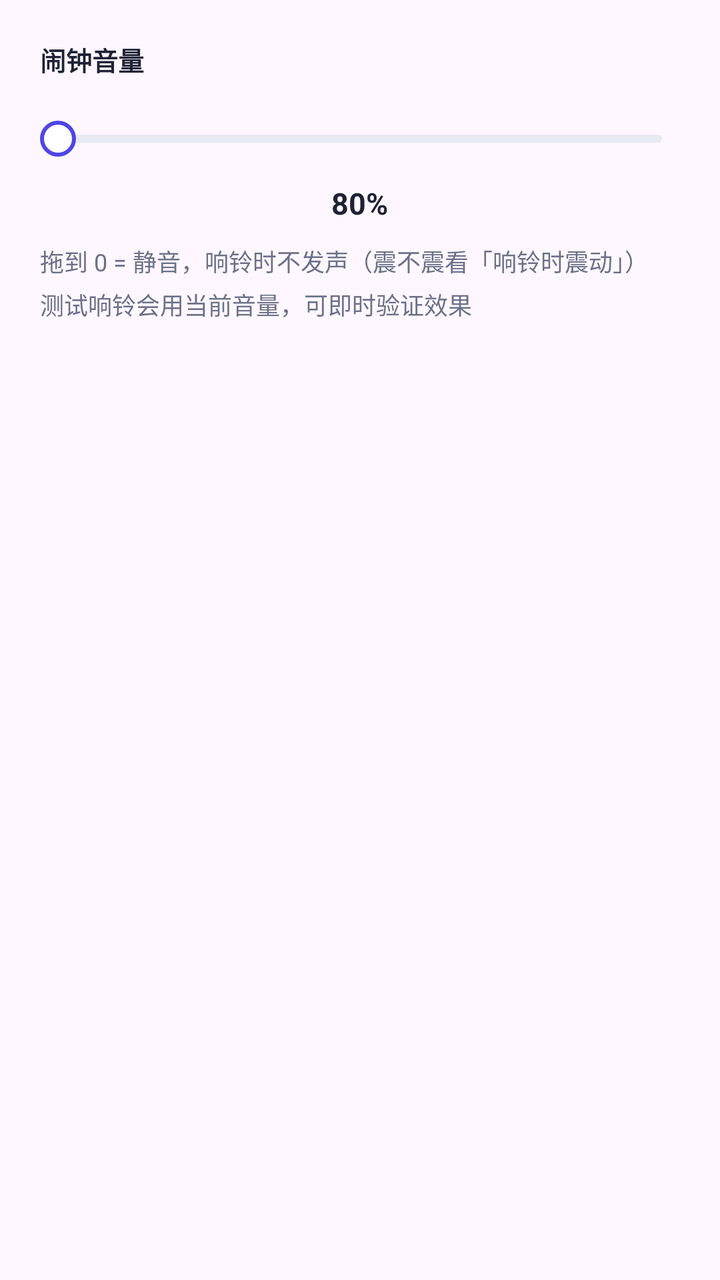
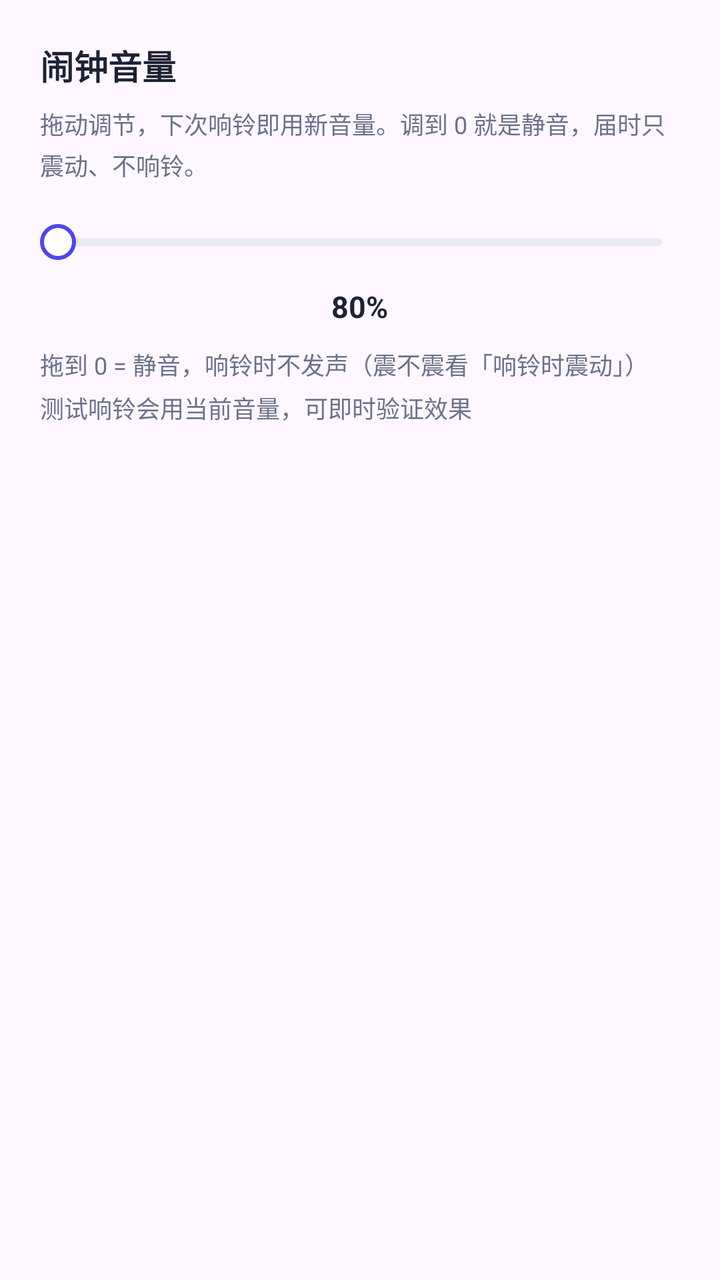

Compare the two renders of this Android layout. The source of the first and the diff that turns it into the second are given below.
<!-- AndroidManifest.xml: application theme Theme.DaxiaoWeekAlarm -->
<!-- res/layout/dialog_volume.xml -->
<?xml version="1.0" encoding="utf-8"?>
<LinearLayout xmlns:android="http://schemas.android.com/apk/res/android"
    android:layout_width="match_parent"
    android:layout_height="wrap_content"
    android:orientation="vertical"
    android:padding="20dp">

    <TextView
        style="@style/FieldLabel"
        android:layout_width="wrap_content"
        android:layout_height="wrap_content"
        android:text="闹钟音量" />

    
    <SeekBar
        android:id="@+id/seek_volume"
        android:layout_width="match_parent"
        android:layout_height="wrap_content"
        android:layout_marginTop="12dp"
        android:max="100"
        android:minHeight="36dp"
        android:paddingStart="9dp"
        android:paddingEnd="9dp"
        android:progressDrawable="@drawable/seek_track"
        android:splitTrack="false"
        android:thumb="@drawable/seek_thumb" />

    <TextView
        android:id="@+id/tv_volume_value"
        android:layout_width="wrap_content"
        android:layout_height="wrap_content"
        android:layout_gravity="center_horizontal"
        android:layout_marginTop="4dp"
        android:text="80%"
        android:textColor="@color/ink"
        android:textSize="15sp"
        android:textStyle="bold" />

    <TextView
        android:layout_width="match_parent"
        android:layout_height="wrap_content"
        android:layout_marginTop="10dp"
        android:text="拖到 0 = 静音，响铃时不发声（震不震看「响铃时震动」）"
        android:textColor="@color/sub"
        android:textSize="12sp" />

    <TextView
        android:layout_width="match_parent"
        android:layout_height="wrap_content"
        android:layout_marginTop="4dp"
        android:text="测试响铃会用当前音量，可即时验证效果"
        android:textColor="@color/sub"
        android:textSize="12sp" />
</LinearLayout>
<!-- resources referenced by this layout -->
<resources>
  <color name="ink">#1E2235</color>
  <color name="sub">#6B7189</color>
  <!-- drawable seek_thumb (drawable) -->
  <?xml version="1.0" encoding="utf-8"?>
  <shape xmlns:android="http://schemas.android.com/apk/res/android"
      android:shape="oval">
      <solid android:color="@color/card" />
      <stroke
          android:width="2dp"
          android:color="@color/indigo" />
      <size
          android:width="18dp"
          android:height="18dp" />
  </shape>
  <!-- drawable seek_track (drawable) -->
  <?xml version="1.0" encoding="utf-8"?>
  <layer-list xmlns:android="http://schemas.android.com/apk/res/android">
  
      <item
          android:id="@android:id/background"
          android:gravity="center_vertical"
          android:height="4dp">
          <shape android:shape="rectangle">
              <solid android:color="@color/line" />
              <corners android:radius="2dp" />
          </shape>
      </item>
  
      <item
          android:id="@android:id/progress"
          android:gravity="center_vertical"
          android:height="4dp">
          <clip>
              <shape android:shape="rectangle">
                  <solid android:color="@color/indigo" />
                  <corners android:radius="2dp" />
              </shape>
          </clip>
      </item>
  </layer-list>
  <style name="FieldLabel">
          <item name="android:textColor">@color/ink</item>
          <item name="android:textSize">13sp</item>
          <item name="android:textStyle">bold</item>
      </style>
  <style name="Theme.DaxiaoWeekAlarm" parent="Theme.Material3.DayNight.NoActionBar">
          <item name="colorPrimary">@color/indigo</item>
          <item name="colorPrimaryVariant">@color/indigo_dark</item>
          <item name="colorOnPrimary">@color/white</item>
          <item name="android:statusBarColor">@color/bg</item>
          <item name="android:windowLightStatusBar">true</item>
      </style>
  <color name="card">#FFFFFF</color>
  <color name="indigo">#4F46E5</color>
  <color name="line">#E7E9F3</color>
  <color name="indigo_dark">#4338CA</color>
  <color name="white">#FFFFFFFF</color>
  <color name="bg">#F4F5FB</color>
</resources>

<!-- the commit's change to res/layout/dialog_volume.xml (unified diff, before → after) -->
@@ -6,10 +6,23 @@
     android:padding="20dp">
 
     <TextView
-        style="@style/FieldLabel"
         android:layout_width="wrap_content"
         android:layout_height="wrap_content"
-        android:text="闹钟音量" />
+        android:text="@string/dialog_volume_title"
+        android:textColor="@color/ink"
+        android:textSize="17sp"
+        android:textStyle="bold" />
+
+    <TextView
+        android:layout_width="match_parent"
+        android:layout_height="wrap_content"
+        android:layout_marginTop="8dp"
+        android:lineSpacingMultiplier="1.2"
+        android:text="@string/dialog_volume_message"
+        android:textColor="@color/sub"
+        android:textSize="12sp" />
+
+
 
     
     <SeekBar
<!-- resource entries referenced after the edit -->
@@ -40,11 +40,8 @@
           </clip>
       </item>
   </layer-list>
-  <style name="FieldLabel">
-          <item name="android:textColor">@color/ink</item>
-          <item name="android:textSize">13sp</item>
-          <item name="android:textStyle">bold</item>
-      </style>
+  <string name="dialog_volume_message">拖动调节，下次响铃即用新音量。调到 0 就是静音，届时只震动、不响铃。</string>
+  <string name="dialog_volume_title">闹钟音量</string>
   <style name="Theme.DaxiaoWeekAlarm" parent="Theme.Material3.DayNight.NoActionBar">
           <item name="colorPrimary">@color/indigo</item>
           <item name="colorPrimaryVariant">@color/indigo_dark</item>
